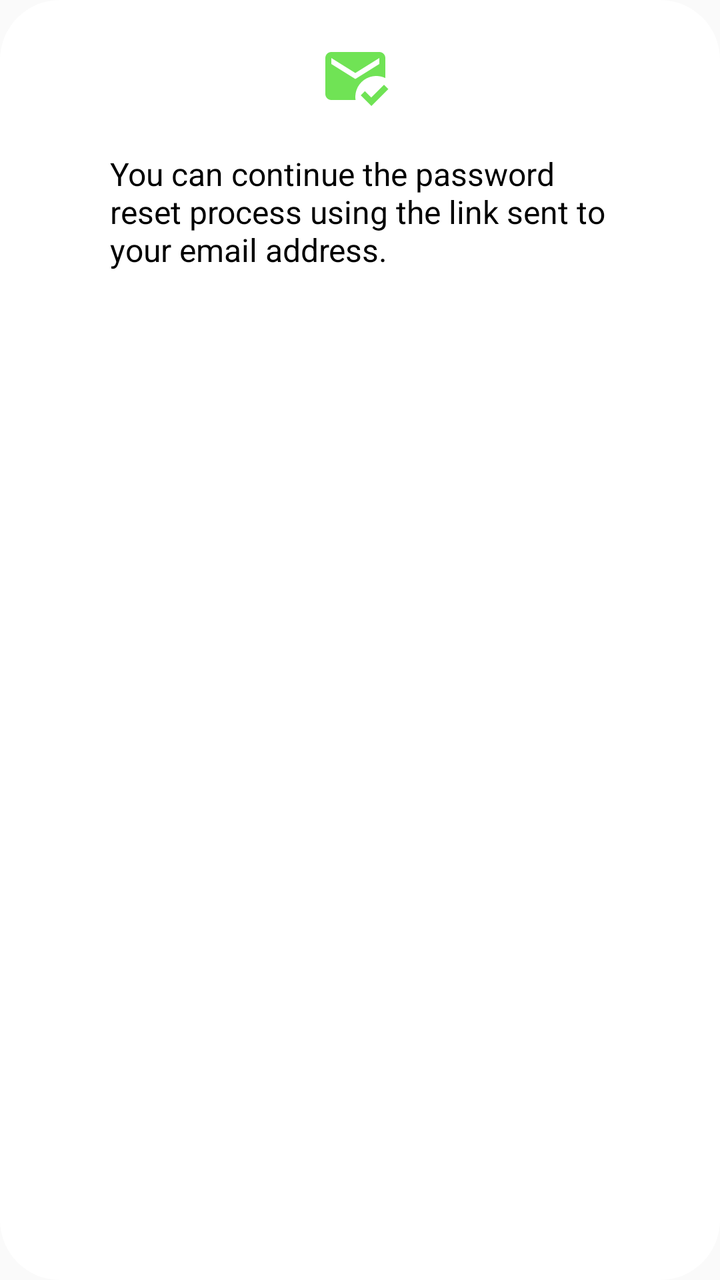
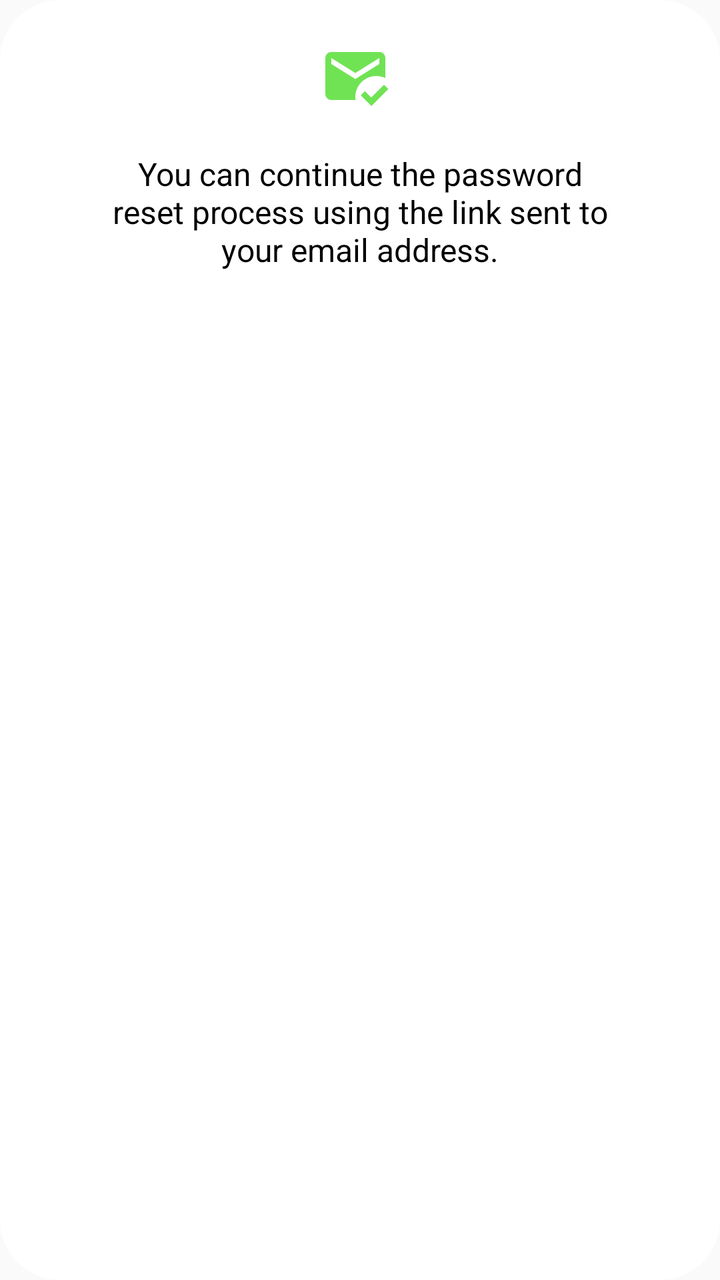

Screens rendered from an Android XML layout before and after an edit, with the pre-edit source and the edit as a unified diff.
<!-- AndroidManifest.xml: application theme Theme.MyAppCompatTheme -->
<!-- res/layout/dialog_sifre_sifirlama.xml -->
<?xml version="1.0" encoding="utf-8"?>
<androidx.constraintlayout.widget.ConstraintLayout
    xmlns:android="http://schemas.android.com/apk/res/android"
    android:layout_width="wrap_content"
    android:layout_height="wrap_content"
    xmlns:app="http://schemas.android.com/apk/res-auto"
    android:layout_gravity="center"
    android:paddingBottom="20dp"
    android:background="@drawable/dialog_round_back_ground">

    <ImageButton
        android:id="@+id/ib_mail"
        android:layout_width="wrap_content"
        android:layout_height="wrap_content"
        android:src="@drawable/baseline_mark_email_read_24"
        android:background="@color/cvBackground"
        android:padding="5dp"
        app:layout_constraintStart_toStartOf="parent"
        app:layout_constraintEnd_toEndOf="parent"
        app:layout_constraintTop_toTopOf="parent"
        android:layout_marginEnd="5dp"
        android:layout_marginTop="5dp"/>

    <TextView
        android:id="@+id/txt_sifre_sifirlama"
        android:layout_width="250dp"
        android:layout_height="wrap_content"
        android:text="@string/txt_sifre_sifirlama"
        android:textColor="@color/textColorPrimary"
        android:textSize="16sp"
        android:layout_marginStart="40dp"
        android:layout_marginEnd="40dp"
        android:layout_marginTop="15dp"
        app:layout_constraintEnd_toEndOf="parent"
        app:layout_constraintStart_toStartOf="parent"
        app:layout_constraintTop_toBottomOf="@id/ib_mail"/>

</androidx.constraintlayout.widget.ConstraintLayout>
<!-- resources referenced by this layout -->
<resources>
  <color name="cvBackground">#FFFFFF</color>
  <color name="textColorPrimary">#000000</color>
  <!-- drawable baseline_mark_email_read_24 (drawable) -->
  <vector xmlns:android="http://schemas.android.com/apk/res/android"
      android:height="36dp"
      android:tint="#70E355"
      android:viewportHeight="24"
      android:viewportWidth="24"
      android:width="36dp">
        
      <path android:fillColor="@android:color/white"
          android:pathData="M12,19c0,-3.87 3.13,-7 7,-7c1.08,0 2.09,0.25 3,0.68V6c0,-1.1 -0.9,-2 -2,-2H4C2.9,4 2,4.9 2,6v12c0,1.1 0.9,2 2,2h8.08C12.03,19.67 12,19.34 12,19zM4,6l8,5l8,-5v2l-8,5L4,8V6zM17.34,22l-3.54,-3.54l1.41,-1.41l2.12,2.12l4.24,-4.24L23,16.34L17.34,22z"/>
      
  </vector>
  <!-- drawable dialog_round_back_ground (drawable) -->
  <?xml version="1.0" encoding="utf-8"?>
  <shape xmlns:android="http://schemas.android.com/apk/res/android">
      <solid
          android:color="@color/cvBackground"/>
      <corners
          android:radius="30dp" />
      <padding
          android:left="10dp"
          android:top="10dp"
          android:right="10dp"
          android:bottom="10dp" />
  </shape>
  <string name="txt_sifre_sifirlama">You can continue the password reset process using the link sent to your email address.</string>
  <style name="Theme.MyAppCompatTheme" parent="Theme.AppCompat.Light.NoActionBar">
          <item name="colorPrimary">@color/white</item>
          <item name="colorPrimaryDark">@color/white</item>
          <item name="colorAccent">@color/teal_700</item>
          <item name="android:windowLightStatusBar">true</item>
          <item name="colorControlHighlight">@color/ripple_color</item>
          <item name="searchViewStyle">@style/Widget.AppCompat.SearchView</item>
      </style>
  <color name="white">#FFFFFFFF</color>
  <color name="teal_700">#FF018786</color>
  <color name="ripple_color">#DCDCDC</color>
</resources>

<!-- the commit's change to res/layout/dialog_sifre_sifirlama.xml (unified diff, before → after) -->
@@ -28,6 +28,7 @@
         android:text="@string/txt_sifre_sifirlama"
         android:textColor="@color/textColorPrimary"
         android:textSize="16sp"
+        android:gravity="center"
         android:layout_marginStart="40dp"
         android:layout_marginEnd="40dp"
         android:layout_marginTop="15dp"
